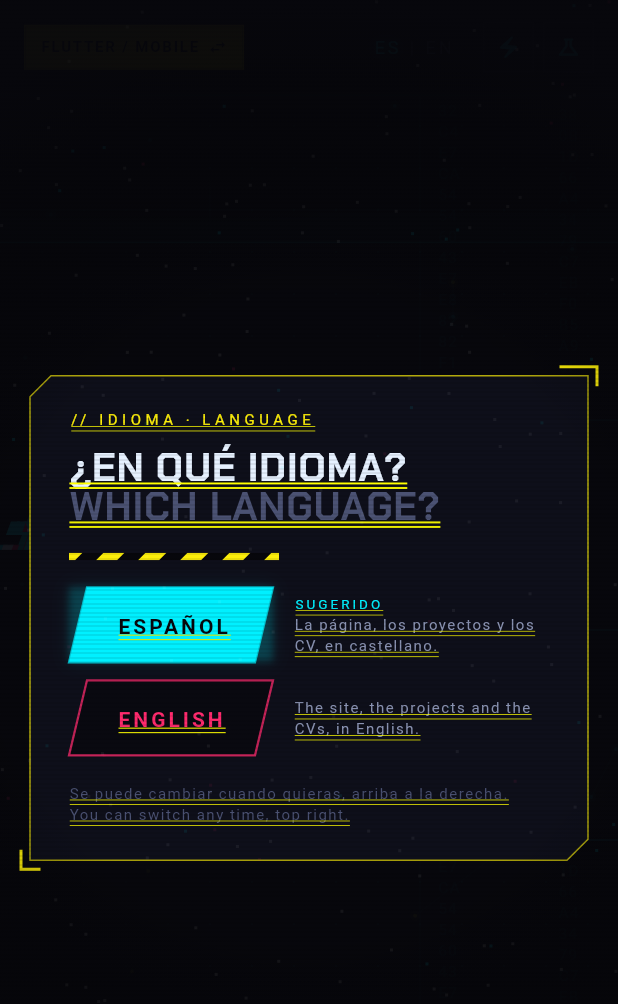
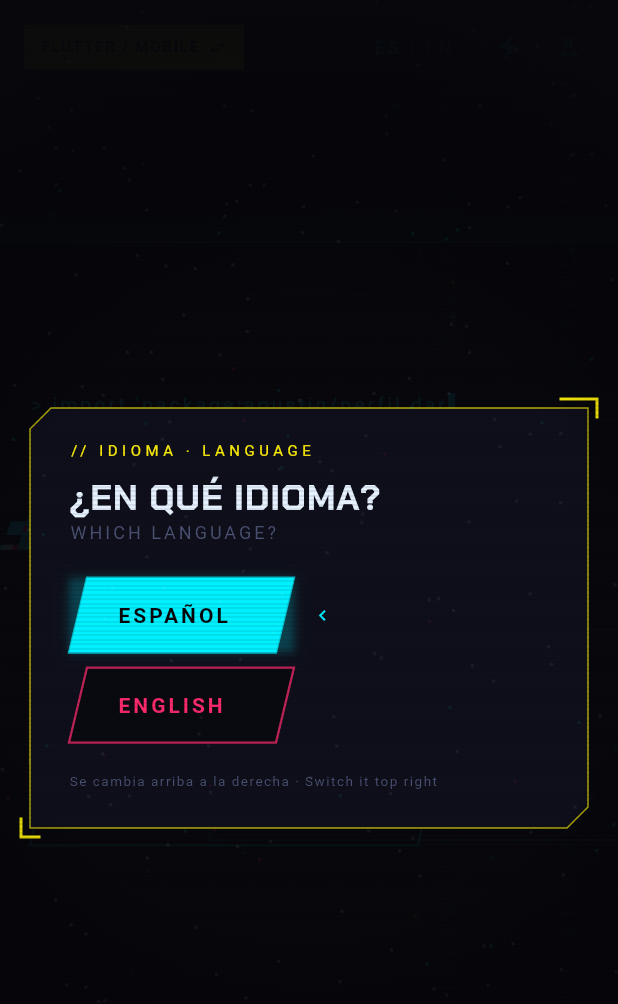
Before and after one commit to agusg197/agusg197.github.io, a Flutter app: the screen it shows after launch, on a phone screen of 412 x 824 dp. Shown: the top 1004 px of the screen. Run offline on Flutter 3.47's test engine with Material 3 defaults, Android fonts, the phone set to English and light mode, and no system bars; our stand-ins replace flutter_riverpod, go_router, google_fonts, visibility_detector, web; Roboto replaces fonts that are missing (Share Tech Mono).

Commit message:
Sacar el subrayado del panel de idioma y bajarle el ruido
Los overlays cuelgan del Stack del builder de MaterialApp, que no tiene un
Material arriba: sin eso Flutter dibuja todo el texto subrayado. Un Material
transparente lo resuelve, y de paso arregla lo mismo en el aviso de cambio de
perfil.

Con el bug afuera, el panel seguia teniendo mas elementos de los necesarios:
- sin franja de peligro: el marco ya tiene bordes, corchetes y color
- "WHICH LANGUAGE?" pasa de titulo gigante a una linea en monoespaciada
- se van las notas al costado de cada boton; el boton ya dice que idioma es
- la marca de sugerido es un chevron en vez de una palabra
- el pie queda en una linea
- el panel baja de 520 a 400 px, que es lo que el contenido ocupa

```diff
--- a/lib/app/app.dart
+++ b/lib/app/app.dart
@@ -37,6 +37,10 @@ class CyberApp extends ConsumerWidget {
         return PointerTracker(
           child: MouseRegion(
             cursor: cfg.cursor ? SystemMouseCursors.none : MouseCursor.defer,
+            // Material transparente: sin un Material arriba, el texto de los
+            // overlays sale subrayado.
+            child: Material(
+              type: MaterialType.transparency,
               child: Stack(
                 children: [
                   child ?? const SizedBox.shrink(),
@@ -50,6 +54,7 @@ class CyberApp extends ConsumerWidget {
                 ],
               ),
             ),
+          ),
         );
       },
     );
--- a/lib/app/language_gate.dart
+++ b/lib/app/language_gate.dart
@@ -8,7 +8,6 @@ import '../core/theme/breakpoints.dart';
 import '../core/theme/cyber_colors.dart';
 import '../core/theme/cyber_typography.dart';
 import '../core/widgets/cyber_panel.dart';
-import '../core/widgets/hazard_stripes.dart';
 import '../core/widgets/neon_button.dart';
 import 'effects_controller.dart';
 
@@ -89,7 +88,9 @@ class _LanguageGateState extends ConsumerState<LanguageGate>
         child: SingleChildScrollView(
           padding: EdgeInsets.symmetric(horizontal: mobile ? 20 : 40),
           child: CyberPanel(
-            width: mobile ? null : 520,
+            // El contenido es corto: un panel ancho deja la mitad vacia y
+            // parece que falta algo.
+            width: mobile ? null : 400,
             borderColor: CyberColors.yellow,
             borderOpacity: 0.7,
             brackets: true,
@@ -106,48 +107,45 @@ class _LanguageGateState extends ConsumerState<LanguageGate>
                     letterSpacing: 3,
                   ),
                 ),
-                const SizedBox(height: 14),
+                const SizedBox(height: 12),
                 DecodeText(
                   '¿EN QUÉ IDIOMA?',
                   animate: cfg.animate,
                   duration: const Duration(milliseconds: 500),
-                  style: CyberType.display(size: mobile ? 26 : 32),
+                  style: CyberType.display(size: mobile ? 24 : 30),
                 ),
+                const SizedBox(height: 2),
+                // La segunda pregunta no compite con la primera: dice lo mismo
+                // y alcanza con que se lea.
                 Text(
                   'WHICH LANGUAGE?',
-                  style: CyberType.display(
-                    size: mobile ? 26 : 32,
+                  style: CyberType.mono(
+                    size: 12,
                     color: CyberColors.text2,
+                    letterSpacing: 2,
                   ),
                 ),
-                const SizedBox(height: 16),
-                const SizedBox(width: 140, child: HazardStripes(height: 5)),
-                const SizedBox(height: 18),
+                const SizedBox(height: 22),
                 // Cada opción habla en su propio idioma: nadie tiene que leer
                 // el otro para entender cuál le toca.
                 _Opcion(
                   label: 'ESPAÑOL',
-                  nota: 'La página, los proyectos y los CV, en castellano.',
                   color: CyberColors.cyan,
                   sugerido: _sugerido == AppLocale.es,
-                  sugeridoLabel: 'SUGERIDO',
                   onTap: () => _elegir(AppLocale.es),
                 ),
-                const SizedBox(height: 12),
+                const SizedBox(height: 10),
                 _Opcion(
                   label: 'ENGLISH',
-                  nota: 'The site, the projects and the CVs, in English.',
                   color: CyberColors.magenta,
                   sugerido: _sugerido == AppLocale.en,
-                  sugeridoLabel: 'SUGGESTED',
                   onTap: () => _elegir(AppLocale.en),
                 ),
-                const SizedBox(height: 18),
+                const SizedBox(height: 20),
                 Text(
-                  'Se puede cambiar cuando quieras, arriba a la derecha.\n'
-                  'You can switch any time, top right.',
+                  'Se cambia arriba a la derecha · Switch it top right',
                   style: CyberType.mono(
-                    size: 10,
+                    size: 9,
                     color: CyberColors.text2,
                     letterSpacing: 1,
                   ),
@@ -164,18 +162,14 @@ class _LanguageGateState extends ConsumerState<LanguageGate>
 class _Opcion extends StatelessWidget {
   const _Opcion({
     required this.label,
-    required this.nota,
     required this.color,
     required this.sugerido,
-    required this.sugeridoLabel,
     required this.onTap,
   });
 
   final String label;
-  final String nota;
   final Color color;
   final bool sugerido;
-  final String sugeridoLabel;
   final VoidCallback onTap;
 
   @override
@@ -185,7 +179,7 @@ class _Opcion extends StatelessWidget {
         // Ancho fijo: "ESPAÑOL" y "ENGLISH" no miden lo mismo y dos botones
         // de distinto tamaño se leen como si uno pesara más que el otro.
         SizedBox(
-          width: 136,
+          width: 150,
           child: NeonButton(
             label: label,
             color: color,
@@ -194,28 +188,11 @@ class _Opcion extends StatelessWidget {
             onPressed: onTap,
           ),
         ),
-        const SizedBox(width: 14),
-        Expanded(
-          child: Column(
-            crossAxisAlignment: CrossAxisAlignment.start,
-            mainAxisSize: MainAxisSize.min,
-            children: [
-              if (sugerido)
-                Text(
-                  sugeridoLabel,
-                  style: CyberType.mono(
-                    size: 9,
-                    color: color,
-                    letterSpacing: 2,
-                  ),
-                ),
-              Text(
-                nota,
-                style: CyberType.mono(size: 10, color: CyberColors.text1),
-              ),
-            ],
-          ),
-        ),
+        if (sugerido) ...[
+          const SizedBox(width: 12),
+          // Una marca y nada más: el botón relleno ya dice cuál es.
+          Icon(Icons.chevron_left, size: 14, color: color),
+        ],
       ],
     );
   }
```
Lines whose indentation alone changed are shown as unchanged.
